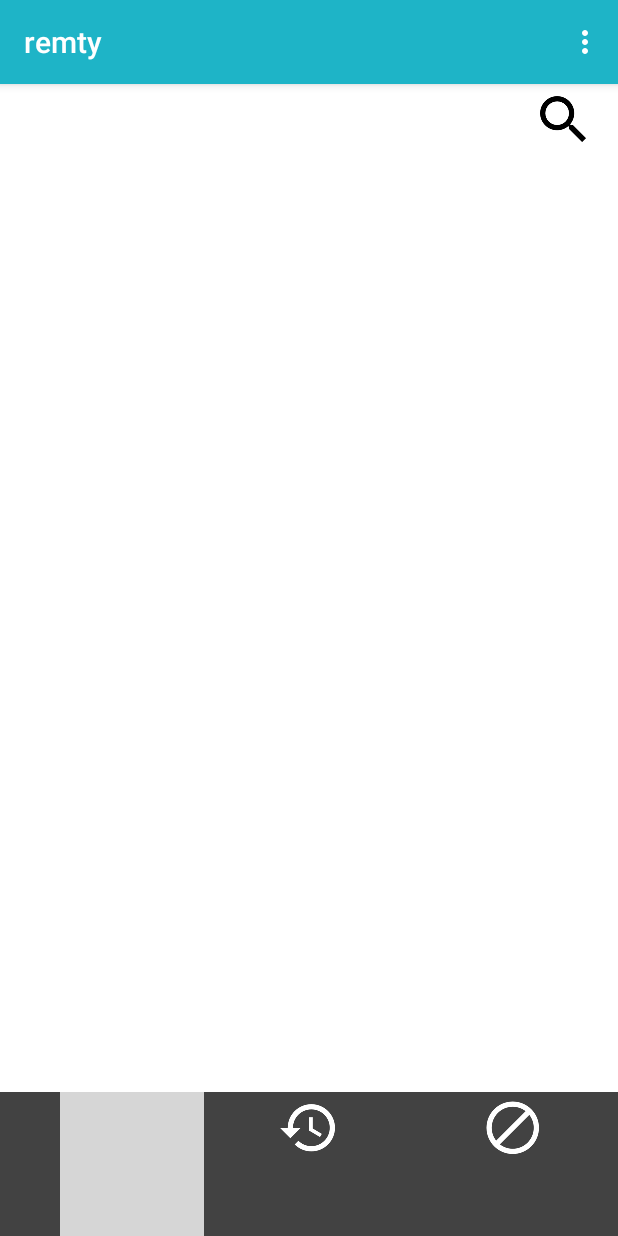
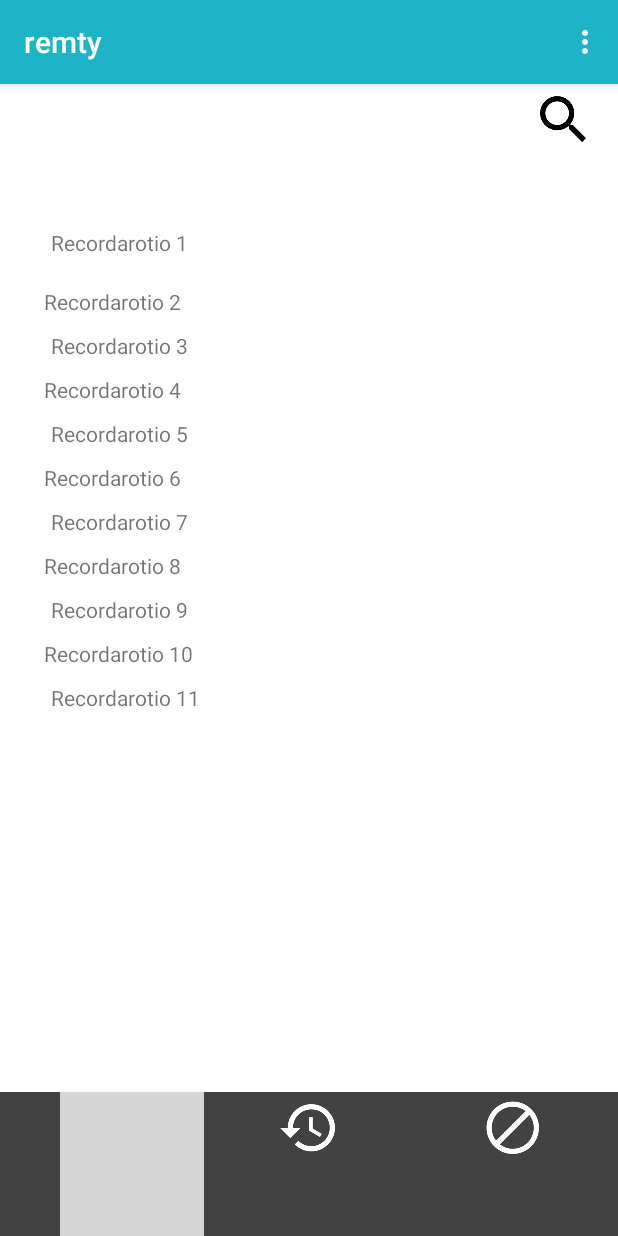
Before and after one commit to jeison-nura/dise-o, an Android app: the screen it shows after launch (MainActivity), on a phone screen of 412 x 824 dp. Run offline under Robolectric (Android 15) with nearby library versions, the phone set to English and light mode, and no system bars; grey boxes are pictures that could not be loaded.

Commit message:
Adding info main activity

```diff
--- a/app/src/main/java/com/example/jeison/entrega2/MainActivity.java
+++ b/app/src/main/java/com/example/jeison/entrega2/MainActivity.java
@@ -41,7 +41,7 @@ public class MainActivity extends AppCompatActivity {
         recyclerView.setLayoutManager(mLayoutManager);
         recyclerView.addItemDecoration(new GridSpacingItemDecoration(2, dpToPx(10), true));
         recyclerView.setItemAnimator(new DefaultItemAnimator());
-
+        recyclerView.setAdapter(adapter);
         prepareInfo();
 
         context = getApplicationContext();
@@ -90,6 +90,30 @@ public class MainActivity extends AppCompatActivity {
         reminderList.add(re);
 
         re = new Reminder("Recordarotio 3");
+        reminderList.add(re);
+
+        re = new Reminder("Recordarotio 4");
+        reminderList.add(re);
+
+        re = new Reminder("Recordarotio 5");
+        reminderList.add(re);
+
+        re = new Reminder("Recordarotio 6");
+        reminderList.add(re);
+
+        re = new Reminder("Recordarotio 7");
+        reminderList.add(re);
+
+        re = new Reminder("Recordarotio 8");
+        reminderList.add(re);
+
+        re = new Reminder("Recordarotio 9");
+        reminderList.add(re);
+
+        re = new Reminder("Recordarotio 10");
+        reminderList.add(re);
+
+        re = new Reminder("Recordarotio 11");
         reminderList.add(re);
 
         adapter.notifyDataSetChanged();
--- a/app/src/main/res/layout/activity_main.xml
+++ b/app/src/main/res/layout/activity_main.xml
@@ -66,7 +66,9 @@
 
     <android.support.v7.widget.RecyclerView
         android:id="@+id/recycler_view"
-        android:layout_width="306dp"
+        android:layout_width="match_parent"
+        android:paddingLeft="16dp"
+        android:paddingRight="16dp"
         android:layout_height="wrap_content"
         android:layout_marginBottom="8dp"
         android:layout_marginEnd="8dp"
--- a/app/src/main/res/layout/reminder_r_view.xml
+++ b/app/src/main/res/layout/reminder_r_view.xml
@@ -1,11 +1,13 @@
 <?xml version="1.0" encoding="utf-8"?>
-<LinearLayout xmlns:android="http://schemas.android.com/apk/res/android"
+<LinearLayout
+    xmlns:android="http://schemas.android.com/apk/res/android"
     android:orientation="vertical"
     android:layout_width="match_parent"
     android:layout_height="match_parent">
     <TextView
         android:id="@+id/info"
+        android:layout_width="wrap_content"
         android:layout_height="wrap_content"
-        android:layout_width="wrap_content"
-        android:text="Recordatorio"/>
+        android:text="Recordatorio" />
+
 </LinearLayout>
```
